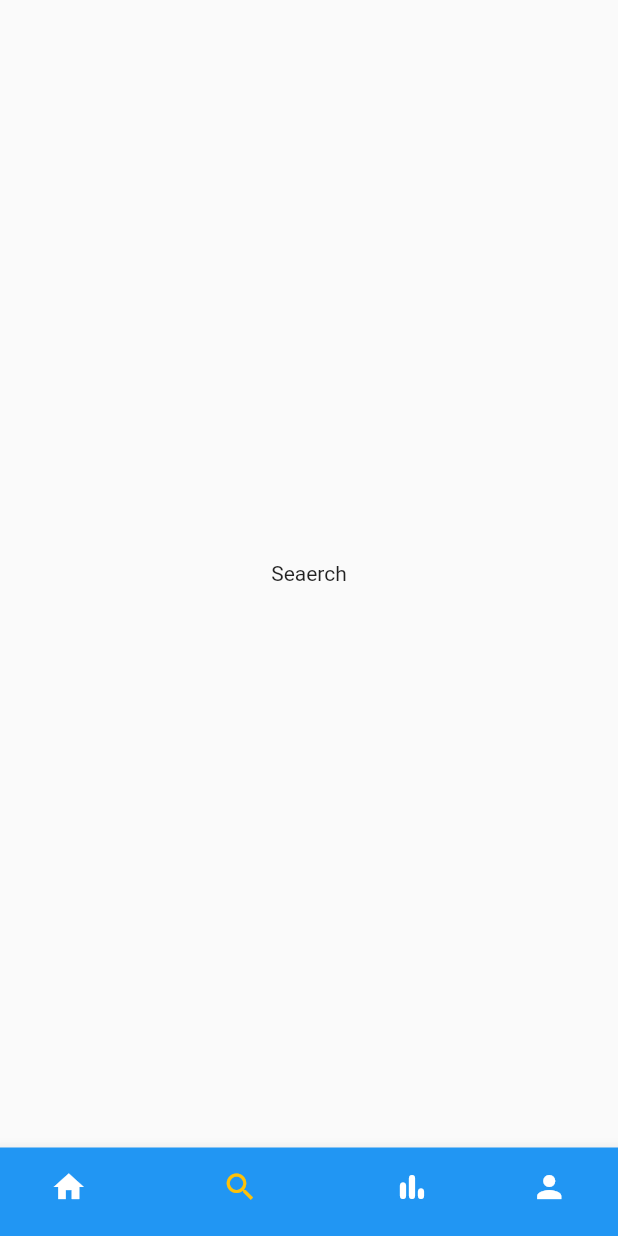
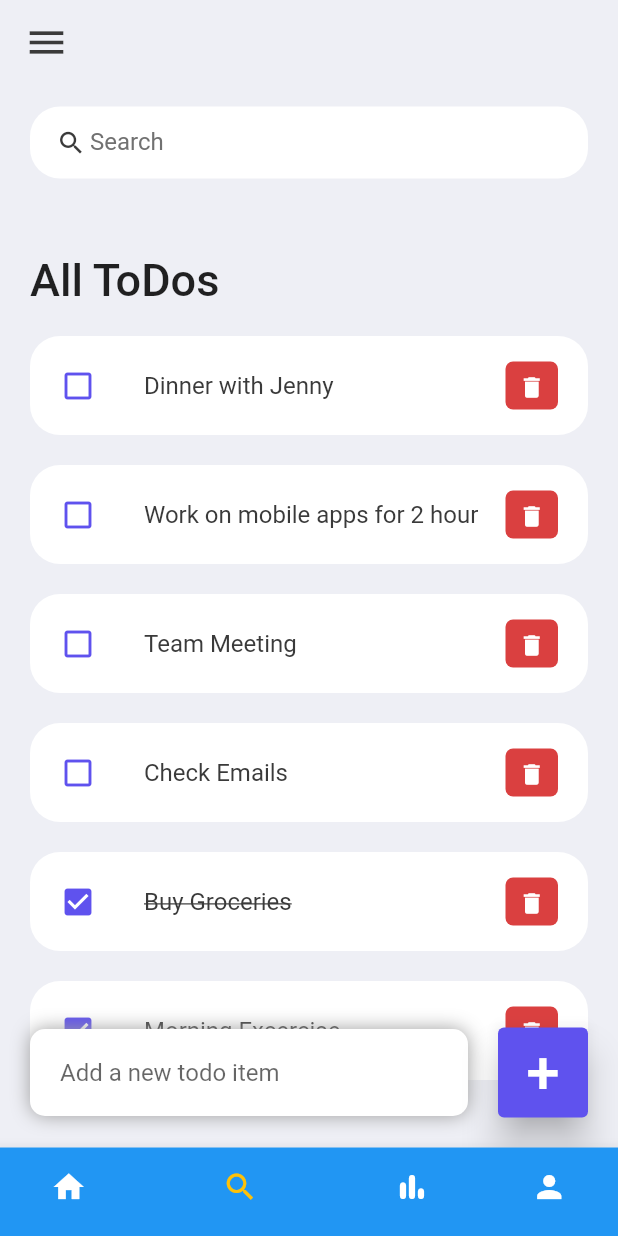
Before and after one commit to a00896/calendar_flutter, a Flutter app: the screen it shows after launch, item 2 of the bottom bar chosen, on a phone screen of 412 x 824 dp. Run offline on Flutter 3.47's test engine with Material 2 defaults, Android fonts, the phone set to English and light mode, and no system bars; our stand-ins replace table_calendar.

Commit message:
search
검색화면 todolist 추가

```diff
--- /dev/null
+++ b/lib/constants/colors.dart
@@ -0,0 +1,9 @@
+import 'package:flutter/material.dart';
+
+const Color tdRed = Color(0xFFDA4040);
+const Color tdBlue = Color(0xFF5F52EE);
+
+const Color tdBlack = Color(0xFF3A3A3A);
+const Color tdGrey = Color(0xFF717171);
+
+const Color tdBGColor = Color(0xFFEEEFF5);
--- /dev/null
+++ b/lib/model/todo.dart
@@ -0,0 +1,22 @@
+class ToDo {
+  String? id;
+  String? todoText;
+  bool isDone;
+
+  ToDo({
+    required this.id,
+    required this.todoText,
+    this.isDone = false,
+  });
+
+  static List<ToDo> todoList() {
+    return [
+      ToDo(id: '01', todoText: 'Morning Excercise', isDone: true ),
+      ToDo(id: '02', todoText: 'Buy Groceries', isDone: true ),
+      ToDo(id: '03', todoText: 'Check Emails', ),
+      ToDo(id: '04', todoText: 'Team Meeting', ),
+      ToDo(id: '05', todoText: 'Work on mobile apps for 2 hour', ),
+      ToDo(id: '06', todoText: 'Dinner with Jenny', ),
+    ];
+  }
+}
--- a/lib/screen/search_screen.dart
+++ /dev/null
@@ -1,16 +0,0 @@
-import 'package:flutter/material.dart';
-
-class SearchScreen extends StatelessWidget {
-  const SearchScreen({super.key});
-
-  @override
-  Widget build(BuildContext context) {
-    return const MaterialApp(
-      home: Scaffold(
-        body: Center(
-          child: Text('Seaerch'),
-        ),
-      ),
-    );
-  }
-}
--- /dev/null
+++ b/lib/screens/search_screen.dart
@@ -0,0 +1,218 @@
+import 'package:flutter/material.dart';
+
+import '../model/todo.dart';
+import '../constants/colors.dart';
+import '../widgets/todo_item.dart';
+
+class SearchScreen extends StatefulWidget {
+  const SearchScreen({super.key});
+
+  @override
+  State<SearchScreen> createState() => _SearchScreenState();
+}
+
+class _SearchScreenState extends State<SearchScreen> {
+  final todosList = ToDo.todoList();
+  List<ToDo> _foundToDo = [];
+  final _todoController = TextEditingController();
+
+  @override
+  void initState() {
+    _foundToDo = todosList;
+    super.initState();
+  }
+
+  @override
+  Widget build(BuildContext context) {
+    return Scaffold(
+      backgroundColor: tdBGColor,
+      appBar: _buildAppBar(),
+      body: Stack(
+        children: [
+          Container(
+            padding: const EdgeInsets.symmetric(
+              horizontal: 20,
+              vertical: 15,
+            ),
+            child: Column(
+              children: [
+                searchBox(),
+                Expanded(
+                  child: ListView(
+                    children: [
+                      Container(
+                        margin: const EdgeInsets.only(
+                          top: 50,
+                          bottom: 20,
+                        ),
+                        child: const Text(
+                          'All ToDos',
+                          style: TextStyle(
+                            fontSize: 30,
+                            fontWeight: FontWeight.w500,
+                          ),
+                        ),
+                      ),
+                      for (ToDo todoo in _foundToDo.reversed)
+                        ToDoItem(
+                          todo: todoo,
+                          onToDoChanged: _handleToDoChange,
+                          onDeleteItem: _deleteToDoItem,
+                        ),
+                    ],
+                  ),
+                )
+              ],
+            ),
+          ),
+          Align(
+            alignment: Alignment.bottomCenter,
+            child: Row(children: [
+              Expanded(
+                child: Container(
+                  margin: const EdgeInsets.only(
+                    bottom: 20,
+                    right: 20,
+                    left: 20,
+                  ),
+                  padding: const EdgeInsets.symmetric(
+                    horizontal: 20,
+                    vertical: 5,
+                  ),
+                  decoration: BoxDecoration(
+                    color: Colors.white,
+                    boxShadow: const [
+                      BoxShadow(
+                        color: Colors.grey,
+                        offset: Offset(0.0, 0.0),
+                        blurRadius: 10.0,
+                        spreadRadius: 0.0,
+                      ),
+                    ],
+                    borderRadius: BorderRadius.circular(10),
+                  ),
+                  child: TextField(
+                    controller: _todoController,
+                    decoration: const InputDecoration(
+                        hintText: 'Add a new todo item',
+                        border: InputBorder.none),
+                  ),
+                ),
+              ),
+              Container(
+                margin: const EdgeInsets.only(
+                  bottom: 20,
+                  right: 20,
+                ),
+                child: ElevatedButton(
+                  onPressed: () {
+                    _addToDoItem(_todoController.text);
+                  },
+                  style: ElevatedButton.styleFrom(
+                    backgroundColor: tdBlue,
+                    minimumSize: const Size(60, 60),
+                    elevation: 10,
+                  ),
+                  child: const Text(
+                    '+',
+                    style: TextStyle(
+                      fontSize: 40,
+                    ),
+                  ),
+                ),
+              ),
+            ]),
+          ),
+        ],
+      ),
+    );
+  }
+
+  void _handleToDoChange(ToDo todo) {
+    setState(() {
+      todo.isDone = !todo.isDone;
+    });
+  }
+
+  void _deleteToDoItem(String id) {
+    setState(() {
+      todosList.removeWhere((item) => item.id == id);
+    });
+  }
+
+  void _addToDoItem(String toDo) {
+    setState(() {
+      todosList.add(ToDo(
+        id: DateTime.now().millisecondsSinceEpoch.toString(),
+        todoText: toDo,
+      ));
+    });
+    _todoController.clear();
+  }
+
+  void _runFilter(String enteredKeyword) {
+    List<ToDo> results = [];
+    if (enteredKeyword.isEmpty) {
+      results = todosList;
+    } else {
+      results = todosList
+          .where((item) => item.todoText!
+              .toLowerCase()
+              .contains(enteredKeyword.toLowerCase()))
+          .toList();
+    }
+
+    setState(() {
+      _foundToDo = results;
+    });
+  }
+
+  Widget searchBox() {
+    return Container(
+      padding: const EdgeInsets.symmetric(horizontal: 15),
+      decoration: BoxDecoration(
+        color: Colors.white,
+        borderRadius: BorderRadius.circular(20),
+      ),
+      child: TextField(
+        onChanged: (value) => _runFilter(value),
+        decoration: const InputDecoration(
+          contentPadding: EdgeInsets.all(0),
+          prefixIcon: Icon(
+            Icons.search,
+            color: tdBlack,
+            size: 20,
+          ),
+          prefixIconConstraints: BoxConstraints(
+            maxHeight: 20,
+            minWidth: 25,
+          ),
+          border: InputBorder.none,
+          hintText: 'Search',
+          hintStyle: TextStyle(color: tdGrey),
+        ),
+      ),
+    );
+  }
+
+  AppBar _buildAppBar() {
+    return AppBar(
+      backgroundColor: tdBGColor,
+      elevation: 0,
+      title: const Row(
+          mainAxisAlignment: MainAxisAlignment.spaceBetween,
+          children: [
+            Icon(
+              Icons.menu,
+              color: tdBlack,
+              size: 30,
+            ),
+            SizedBox(
+              height: 40,
+              width: 40,
+              child: SizedBox(),
+            ),
+          ]),
+    );
+  }
+}
--- /dev/null
+++ b/lib/widgets/todo_item.dart
@@ -0,0 +1,66 @@
+import 'package:flutter/material.dart';
+
+import '../model/todo.dart';
+import '../constants/colors.dart';
+
+class ToDoItem extends StatelessWidget {
+  final ToDo todo;
+  final onToDoChanged;
+  final onDeleteItem;
+
+  const ToDoItem({
+    Key? key,
+    required this.todo,
+    required this.onToDoChanged,
+    required this.onDeleteItem,
+  }) : super(key: key);
+
+  @override
+  Widget build(BuildContext context) {
+    return Container(
+      margin: EdgeInsets.only(bottom: 20),
+      child: ListTile(
+        onTap: () {
+          // print('Clicked on Todo Item.');
+          onToDoChanged(todo);
+        },
+        shape: RoundedRectangleBorder(
+          borderRadius: BorderRadius.circular(20),
+        ),
+        contentPadding: EdgeInsets.symmetric(horizontal: 20, vertical: 5),
+        tileColor: Colors.white,
+        leading: Icon(
+          todo.isDone ? Icons.check_box : Icons.check_box_outline_blank,
+          color: tdBlue,
+        ),
+        title: Text(
+          todo.todoText!,
+          style: TextStyle(
+            fontSize: 16,
+            color: tdBlack,
+            decoration: todo.isDone ? TextDecoration.lineThrough : null,
+          ),
+        ),
+        trailing: Container(
+          padding: EdgeInsets.all(0),
+          margin: EdgeInsets.symmetric(vertical: 12),
+          height: 35,
+          width: 35,
+          decoration: BoxDecoration(
+            color: tdRed,
+            borderRadius: BorderRadius.circular(5),
+          ),
+          child: IconButton(
+            color: Colors.white,
+            iconSize: 18,
+            icon: Icon(Icons.delete),
+            onPressed: () {
+              // print('Clicked on delete icon');
+              onDeleteItem(todo.id);
+            },
+          ),
+        ),
+      ),
+    );
+  }
+}
```
Also changed, not shown: lib/screens/home.dart (added, +219 -0 lines), lib/widgets/bottonNavigationBar.dart (+4 -4 lines), lib/screens/achievement_screen.dart (renamed from lib/screen/achievement_screen.dart), lib/screens/event_calendar_screen.dart (renamed from lib/screen/event_calendar_screen.dart), lib/screens/home_screen.dart (renamed from lib/screen/home_screen.dart), lib/screens/profile_screen.dart (renamed from lib/screen/profile_screen.dart), pubspec.lock.
